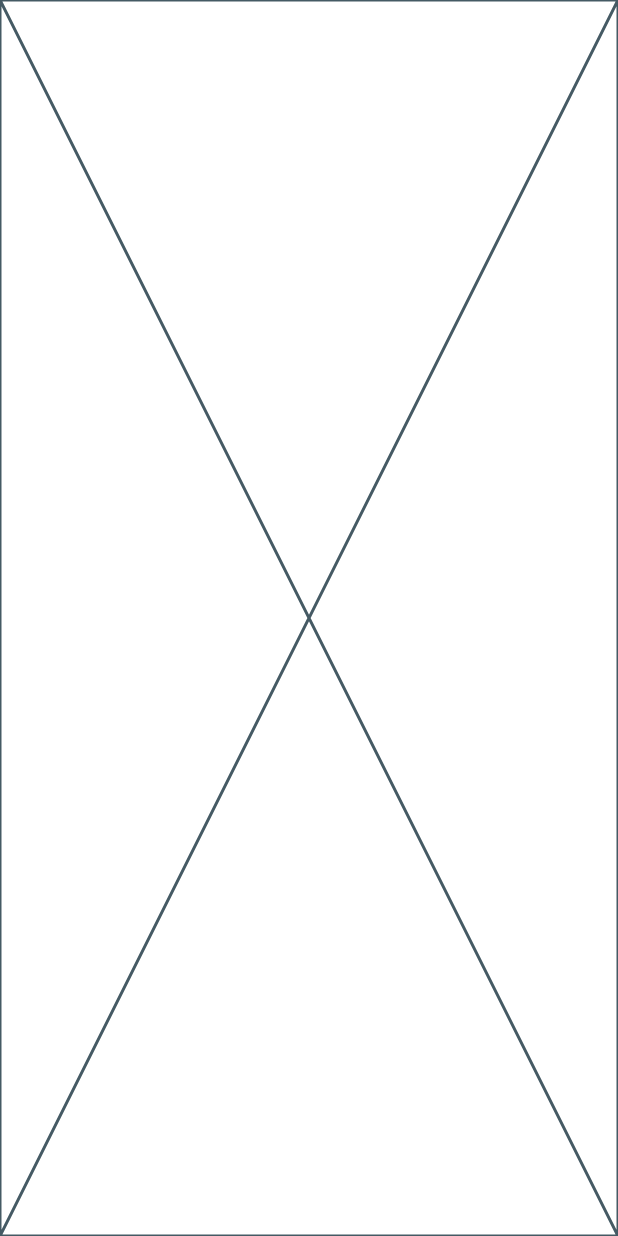
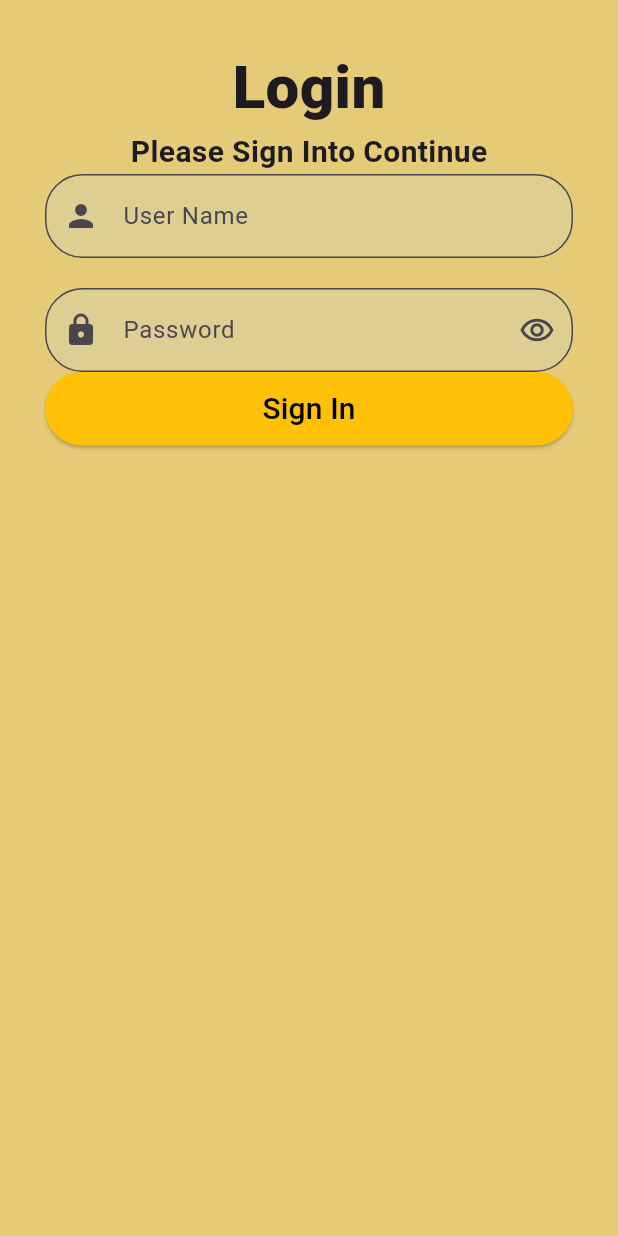
Before and after one commit to Dileesha-Lakshan07/capstone_project, a Flutter app: the screen it shows after launch, on a phone screen of 412 x 824 dp. Run offline on Flutter 3.47's test engine with Material 3 defaults, Android fonts, the phone set to English and light mode, and no system bars.

Commit message:
Add header,inputFeild and signIn button to login screen.

```diff
--- a/dileesha/frontend/lib/login.dart
+++ b/dileesha/frontend/lib/login.dart
@@ -1,4 +1,4 @@
-import 'package:flutter/cupertino.dart';
+import 'package:flutter/material.dart';
 
 class login extends StatefulWidget {
   const login({super.key});
@@ -10,6 +10,79 @@ class login extends StatefulWidget {
 class _loginState extends State<login> {
   @override
   Widget build(BuildContext context) {
-    return const Placeholder();
+    return SafeArea(child: Scaffold(
+      backgroundColor: Color.fromRGBO(229, 202, 119, 30),
+      body: SingleChildScrollView(
+        padding: const EdgeInsets.all(30),
+        child: Column(
+            children: [
+              _header(context),
+              _inputFeild(context),
+              _elevateButton(context),
+            ]
+        ),
+      ),
+    ),
+    );
   }
+
+  _header(context){
+    return Column(
+      children: <Widget>[
+        Text("Login",style: TextStyle(fontSize: 40,fontWeight: FontWeight.w900),textAlign:TextAlign.left),
+        Text("Please Sign Into Continue",style: TextStyle(fontSize: 20,fontWeight: FontWeight.bold)),
+      ],
+    );
+  }
+
+  _inputFeild(context){
+    return Column(
+      crossAxisAlignment: CrossAxisAlignment.stretch,
+      children: <Widget>[
+        TextField(
+          decoration: InputDecoration(
+              hintText: "User Name",
+              border: OutlineInputBorder(
+                borderRadius: BorderRadius.circular(25),
+              ),
+              fillColor:Theme.of(context).primaryColorLight.withOpacity(0.2),
+              filled: true,
+              prefixIcon: Icon(Icons.person)
+          ),
+        ),
+        SizedBox(height: 20),
+
+        TextField(
+          decoration: InputDecoration(
+            hintText: "Password",
+            border: OutlineInputBorder(
+                borderRadius: BorderRadius.circular(25)
+            ),
+            fillColor:Theme.of(context).primaryColorLight.withOpacity(0.2),
+            filled: true,
+            prefixIcon: Icon(Icons.lock_rounded),
+            suffixIcon: Icon(Icons.remove_red_eye_outlined),
+          ),
+          obscureText: true,
+        ),
+      ],
+    );
+  }
+
+  _elevateButton(context){
+    return Column(
+      crossAxisAlignment: CrossAxisAlignment.stretch,
+      children: <Widget>[
+        ElevatedButton(onPressed: (){}, child:Text("Sign In",style: TextStyle(fontSize: 20),),
+          style: ButtonStyle(
+            backgroundColor: MaterialStateProperty.all<Color>(Colors.amber),
+            foregroundColor: MaterialStateProperty.all<Color>(Colors.black),
+            shape:MaterialStateProperty.all(StadiumBorder()),
+            padding: MaterialStateProperty.all(EdgeInsets.symmetric(vertical: 10)) ,
+          ),
+        ),
+      ],
+    );
+  }
+
 }
```
